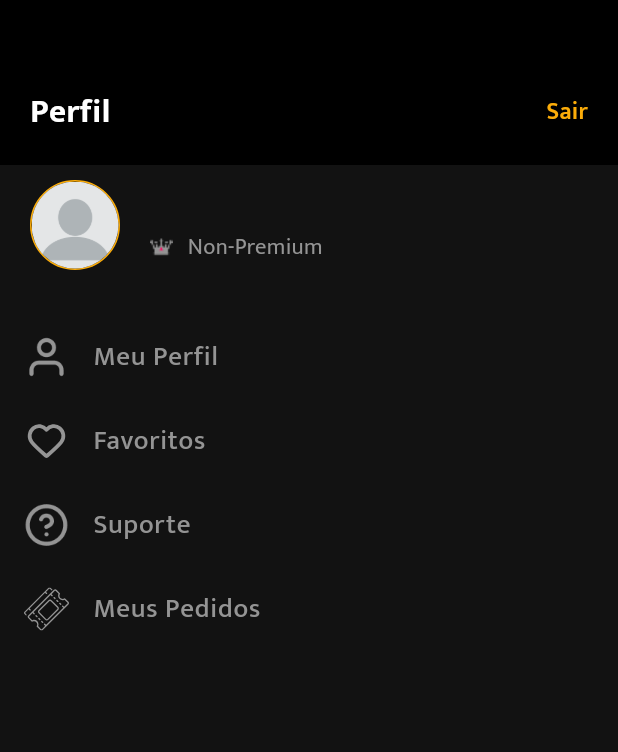
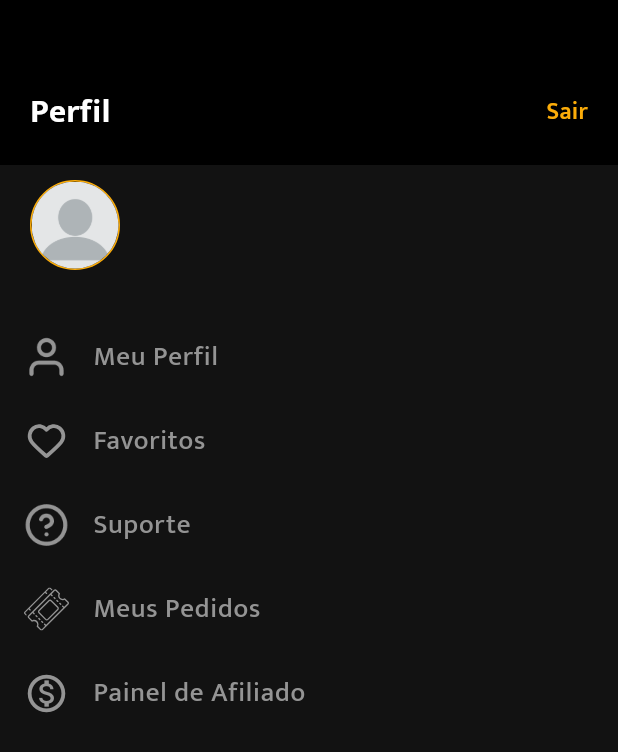
Before and after one commit to micaeleCAMPBrasil/app_tuddo_gramado, a Flutter app: the ProfilePage screen opened directly with empty values, after a tap on "Favoritos", on a phone screen of 412 x 824 dp. Shown: the top 752 px of the screen. Run offline on Flutter 3.47's test engine with Material 3 defaults, Android fonts, the phone set to English and light mode, and no system bars; our stand-ins replace auto_size_text, cached_network_image, carousel_slider, cloud_firestore, dio, firebase_auth and 15 more; missing offline and left inert: flutter_inappwebview; accounts and stored records are empty; generated files the repository leaves out were written again; network calls fail; statements that could not run were skipped.

Commit message:
CÓDIGO ATUALIZADO!

```diff
--- a/lib/data/php/http_client.dart
+++ b/lib/data/php/http_client.dart
@@ -9,9 +9,6 @@ class HttpClient implements IHttpClient {
 
   @override
   Future get({required String url}) async {
-    return await client.get(Uri.parse(url), headers: {
-      "Access-Control-Allow-Origin": "*",
-      "Access-Control-Allow-Methods": "POST, GET, OPTIONS, PUT, DELETE, HEAD",
-    });
+    return await client.get(Uri.parse(url));
   }
 }
--- a/lib/screens/profile/profile_page.dart
+++ b/lib/screens/profile/profile_page.dart
@@ -161,7 +161,7 @@ class _ProfilePageState extends State<ProfilePage> {
                       style: whiteSemiBold20,
                       overflow: TextOverflow.ellipsis,
                     ),
-                    Row(
+                    /*Row(
                       children: [
                         SizedBox(
                           child: Image.asset(
@@ -171,9 +171,9 @@ class _ProfilePageState extends State<ProfilePage> {
                           ),
                         ),
                         widthSpace10,
-                        Text('Non-Premium', style: color94Regular15),
+                        //Text('Non-Premium', style: color94Regular15),
                       ],
-                    )
+                    )*/
                   ],
                 )
               ],
@@ -205,6 +205,11 @@ class _ProfilePageState extends State<ProfilePage> {
         'icon': 'assets/icones/tickets-icon.svg',
         'title': 'Meus Pedidos',
         'navigate': '/MeusPedidosTuddoEmDobro',
+      },
+      {
+        'icon': 'assets/icones/tickets-icon.svg',
+        'title': 'Painel de Afiliado',
+        'navigate': '/PaineldeAfiliado',
       },
     ];
 
@@ -289,6 +294,8 @@ class _ProfilePageState extends State<ProfilePage> {
                   ),
                 ),
               );*/
+            } else if (e['navigate'] == "/PaineldeAfiliado") {
+              Provider.of<ControlNav>(context, listen: false).updateIndex(4, 7);
             }
           },
           leading: SizedBox(
@@ -298,6 +305,12 @@ class _ProfilePageState extends State<ProfilePage> {
                     color: color94,
                     width: 30,
                     height: 30,
+                  )
+                : e['title'] == 'Painel de Afiliado'
+                    ? Icon(
+                        Icons.monetization_on_outlined,
+                        color: color94,
+                        size: 30,
                       )
                     : Image.asset(
                         e['icon'],
--- a/lib/screens/profile/subscribe_page.dart
+++ b/lib/screens/profile/subscribe_page.dart
@@ -61,7 +61,7 @@ class SubscribePage extends StatelessWidget {
             children: [
               heightSpace15,
               Links(
-                link: 'https://d.tuddogramado.com.br/',
+                link: 'https://site.tuddogramado.com.br/',
                 title: 'Assine',
                 subtitle: '12 meses',
                 description: 'R\$ 197,00',
--- a/pubspec.yaml
+++ b/pubspec.yaml
@@ -33,6 +33,7 @@ dependencies:
   carousel_slider: ^5.0.0
   cloud_firestore: ^5.4.1
   cupertino_icons: ^1.0.6
+  dhttpd: ^4.1.0
   dio: ^5.4.3+1
   firebase_auth: ^5.3.0
   firebase_core: ^3.5.0
@@ -64,7 +65,7 @@ dependencies:
   store_locator: ^0.0.6
   timezone: ^0.9.2
   url_launcher: ^6.2.6
-  webview_all: ^0.1.3
+  webview_flutter: ^4.10.0
   wp_json_api: ^3.3.4
 
 dev_dependencies:
```
Also changed, not shown: lib/data/php/config.dart (+4 -3 lines), lib/data/php/functions.dart (+39 -12 lines), lib/services/login_wordpress.dart (+25 -6 lines), lib/utils/bottom_navigation.dart (+21 -5 lines), firebase.json, pubspec.lock, 11 other files. Lines whose indentation alone changed are shown as unchanged.
